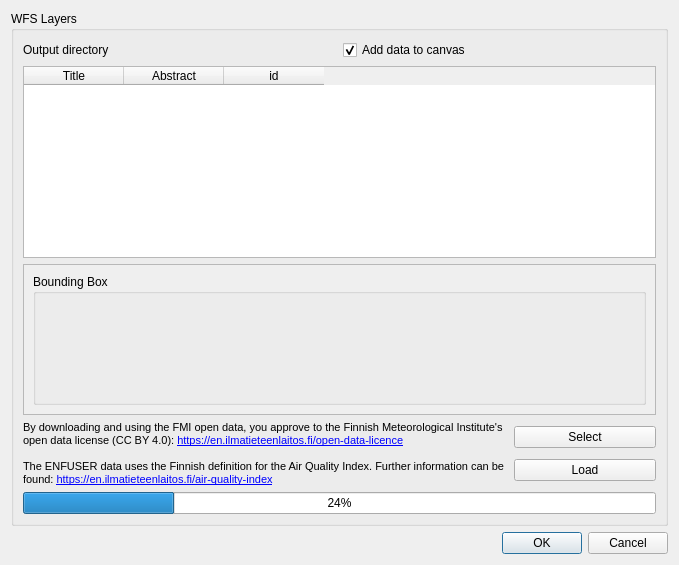
First picture: the form in FMI2QGIS/resources/ui/main_dialog.ui, repository GispoCoding/FMI2QGIS, before the edit.
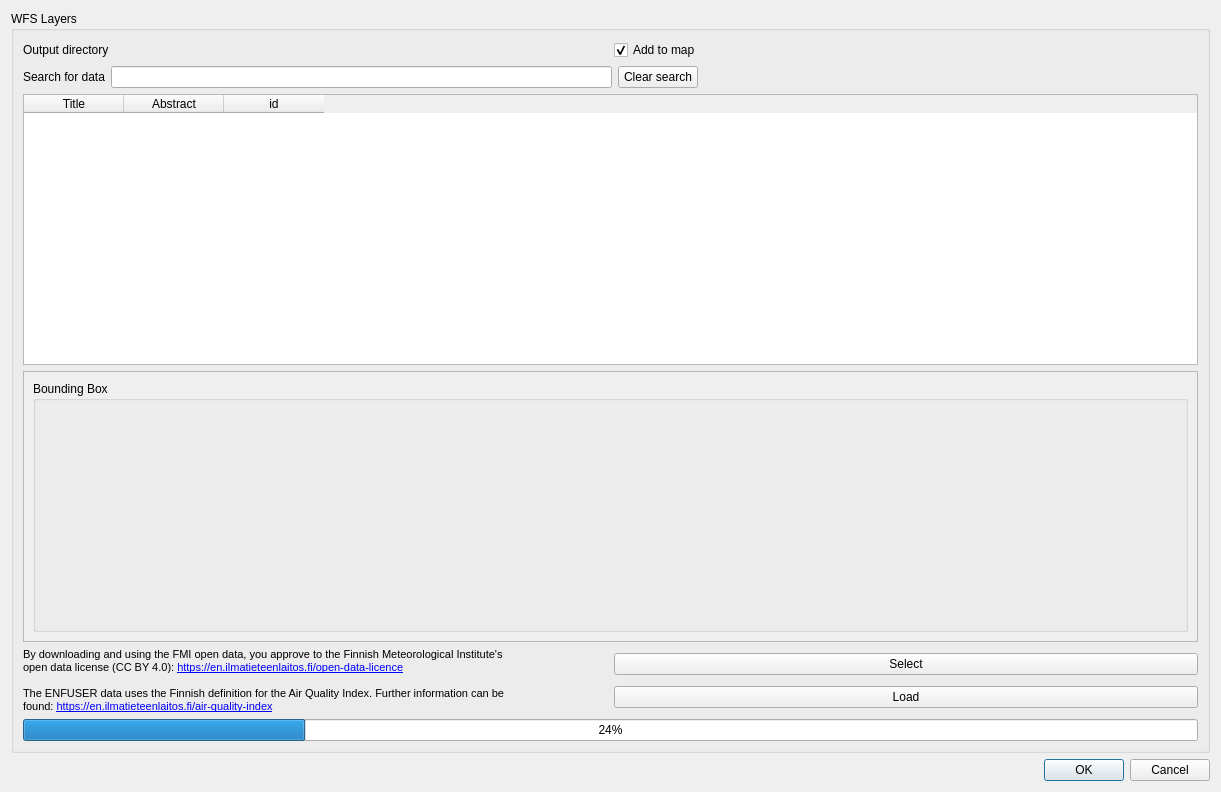
Second picture: the form after the edit. Custom widgets are drawn as their Qt base class.

Commit message:
Add filter and search services (#61)
* Initial search form

* Basic search for stored query list

* Search and clear whole title

* initial regex for the search

* wfs full title search functionality

* extend search for wms and wfs

* Include abstract and id fields to search

Diff of the .ui file:
```diff
--- a/FMI2QGIS/resources/ui/main_dialog.ui
+++ b/FMI2QGIS/resources/ui/main_dialog.ui
@@ -9,8 +9,8 @@
    <rect>
     <x>0</x>
     <y>0</y>
-    <width>679</width>
-    <height>565</height>
+    <width>1221</width>
+    <height>792</height>
    </rect>
   </property>
   <property name="windowTitle">
@@ -24,6 +24,8 @@
      </property>
      <layout class="QVBoxLayout" name="verticalLayout_3">
       <item>
+       <layout class="QVBoxLayout" name="verticalLayout_2">
+        <item>
        <layout class="QHBoxLayout" name="horizontalLayout_3">
         <item>
          <layout class="QHBoxLayout" name="horizontalLayout">
@@ -46,7 +48,7 @@
         <item>
          <widget class="QCheckBox" name="chk_box_add_to_map">
           <property name="text">
-           <string>Add data to canvas</string>
+             <string>Add to map</string>
           </property>
           <property name="checked">
            <bool>true</bool>
@@ -56,7 +58,45 @@
        </layout>
       </item>
       <item>
-       <layout class="QVBoxLayout" name="verticalLayout_2">
+         <layout class="QHBoxLayout" name="horizontalLayout_4">
+          <item>
+           <widget class="QLabel" name="label_3">
+            <property name="text">
+             <string>Search for data</string>
+            </property>
+           </widget>
+          </item>
+          <item>
+           <widget class="QgsFilterLineEdit" name="search_ln_ed">
+            <property name="qgisRelation" stdset="0">
+             <string notr="true"/>
+            </property>
+           </widget>
+          </item>
+          <item>
+           <widget class="QPushButton" name="btn_clear_search">
+            <property name="text">
+             <string>Clear search</string>
+            </property>
+           </widget>
+          </item>
+          <item>
+           <spacer name="horizontalSpacer">
+            <property name="orientation">
+             <enum>Qt::Horizontal</enum>
+            </property>
+            <property name="sizeHint" stdset="0">
+             <size>
+              <width>15</width>
+              <height>17</height>
+             </size>
+            </property>
+           </spacer>
+          </item>
+         </layout>
+        </item>
+       </layout>
+      </item>
         <item>
          <widget class="QTableWidget" name="tbl_wdgt_stored_queries">
           <property name="editTriggers">
@@ -95,8 +135,8 @@
             <rect>
              <x>0</x>
              <y>0</y>
-             <width>649</width>
-             <height>196</height>
+           <width>1193</width>
+           <height>300</height>
             </rect>
            </property>
            <layout class="QVBoxLayout" name="verticalLayout_5">
@@ -117,8 +157,6 @@
           </widget>
          </widget>
         </item>
-       </layout>
-      </item>
       <item>
        <layout class="QHBoxLayout" name="horizontalLayout_2">
         <item>
@@ -199,6 +237,11 @@
    <extends>QWidget</extends>
    <header>qgsfilewidget.h</header>
   </customwidget>
+  <customwidget>
+   <class>QgsFilterLineEdit</class>
+   <extends>QLineEdit</extends>
+   <header>qgsfilterlineedit.h</header>
+  </customwidget>
  </customwidgets>
  <resources/>
  <connections>
```
Lines whose indentation alone changed are shown as unchanged. The commit also changes 3 other files.
